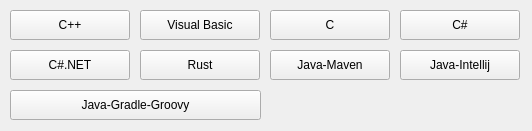
First picture: the form in updater/form.ui, repository Grey-Wind/Better-Real-ESRGAN, before the edit.
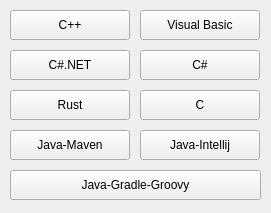
Second picture: the form after the edit.

```diff
--- a/updater/form.ui
+++ b/updater/form.ui
@@ -6,8 +6,8 @@
    <rect>
     <x>0</x>
     <y>0</y>
-    <width>532</width>
-    <height>131</height>
+    <width>271</width>
+    <height>213</height>
    </rect>
   </property>
   <property name="windowTitle">
@@ -42,8 +42,8 @@
   <widget class="QPushButton" name="c_">
    <property name="geometry">
     <rect>
-     <x>270</x>
-     <y>10</y>
+     <x>140</x>
+     <y>90</y>
      <width>120</width>
      <height>30</height>
     </rect>
@@ -55,8 +55,8 @@
   <widget class="QPushButton" name="c_sharp">
    <property name="geometry">
     <rect>
-     <x>400</x>
-     <y>10</y>
+     <x>140</x>
+     <y>50</y>
      <width>120</width>
      <height>30</height>
     </rect>
@@ -81,8 +81,8 @@
   <widget class="QPushButton" name="rust">
    <property name="geometry">
     <rect>
-     <x>140</x>
-     <y>50</y>
+     <x>10</x>
+     <y>90</y>
      <width>120</width>
      <height>30</height>
     </rect>
@@ -94,8 +94,8 @@
   <widget class="QPushButton" name="java_maven">
    <property name="geometry">
     <rect>
-     <x>270</x>
-     <y>50</y>
+     <x>10</x>
+     <y>130</y>
      <width>120</width>
      <height>30</height>
     </rect>
@@ -107,8 +107,8 @@
   <widget class="QPushButton" name="java_intellij">
    <property name="geometry">
     <rect>
-     <x>400</x>
-     <y>50</y>
+     <x>140</x>
+     <y>130</y>
      <width>120</width>
      <height>30</height>
     </rect>
@@ -121,7 +121,7 @@
    <property name="geometry">
     <rect>
      <x>10</x>
-     <y>90</y>
+     <y>170</y>
      <width>251</width>
      <height>30</height>
     </rect>
```
